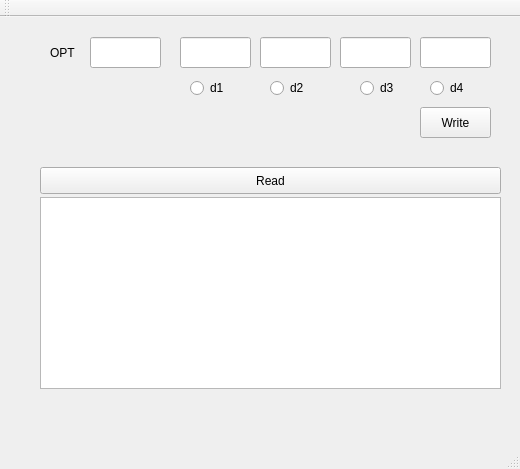
This is src/ui/mainwindow.ui in joonaspessi/rotfl as Qt 5 draws it before an edit. The edited form follows.
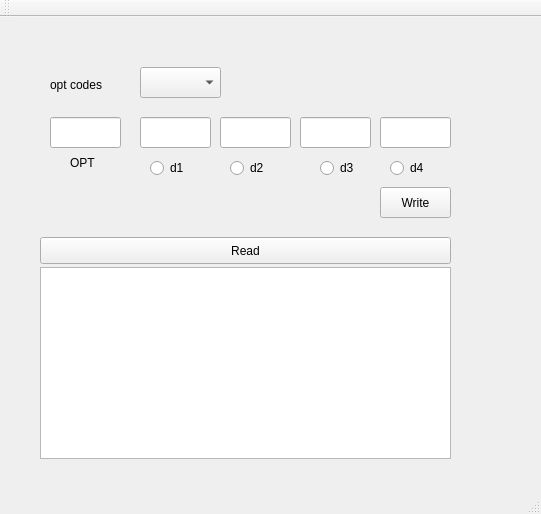
This is the edited form.

```diff
--- a/src/ui/mainwindow.ui
+++ b/src/ui/mainwindow.ui
@@ -6,8 +6,8 @@
    <rect>
     <x>0</x>
     <y>0</y>
-    <width>520</width>
-    <height>469</height>
+    <width>541</width>
+    <height>514</height>
    </rect>
   </property>
   <property name="windowTitle">
@@ -17,8 +17,8 @@
    <widget class="QPushButton" name="pushButton">
     <property name="geometry">
      <rect>
-      <x>420</x>
-      <y>90</y>
+      <x>380</x>
+      <y>170</y>
       <width>71</width>
       <height>31</height>
      </rect>
@@ -31,8 +31,8 @@
     <property name="geometry">
      <rect>
       <x>40</x>
-      <y>180</y>
-      <width>461</width>
+      <y>250</y>
+      <width>411</width>
       <height>192</height>
      </rect>
     </property>
@@ -41,8 +41,8 @@
     <property name="geometry">
      <rect>
       <x>40</x>
-      <y>150</y>
-      <width>461</width>
+      <y>220</y>
+      <width>411</width>
       <height>27</height>
      </rect>
     </property>
@@ -53,18 +53,21 @@
    <widget class="QLineEdit" name="lineEdit">
     <property name="geometry">
      <rect>
-      <x>90</x>
-      <y>20</y>
+      <x>50</x>
+      <y>100</y>
       <width>71</width>
       <height>31</height>
      </rect>
     </property>
+    <property name="readOnly">
+     <bool>true</bool>
+    </property>
    </widget>
    <widget class="QLabel" name="label">
     <property name="geometry">
      <rect>
-      <x>50</x>
-      <y>20</y>
+      <x>70</x>
+      <y>130</y>
       <width>41</width>
       <height>31</height>
      </rect>
@@ -76,8 +79,8 @@
    <widget class="QLineEdit" name="lineEdit_2">
     <property name="geometry">
      <rect>
-      <x>180</x>
-      <y>20</y>
+      <x>140</x>
+      <y>100</y>
       <width>71</width>
       <height>31</height>
      </rect>
@@ -86,8 +89,8 @@
    <widget class="QRadioButton" name="radioButton">
     <property name="geometry">
      <rect>
-      <x>190</x>
-      <y>60</y>
+      <x>150</x>
+      <y>140</y>
       <width>41</width>
       <height>22</height>
      </rect>
@@ -102,8 +105,8 @@
    <widget class="QRadioButton" name="radioButton_2">
     <property name="geometry">
      <rect>
-      <x>270</x>
-      <y>60</y>
+      <x>230</x>
+      <y>140</y>
       <width>41</width>
       <height>22</height>
      </rect>
@@ -118,8 +121,8 @@
    <widget class="QLineEdit" name="lineEdit_3">
     <property name="geometry">
      <rect>
-      <x>260</x>
-      <y>20</y>
+      <x>220</x>
+      <y>100</y>
       <width>71</width>
       <height>31</height>
      </rect>
@@ -128,9 +131,9 @@
    <widget class="QRadioButton" name="radioButton_3">
     <property name="geometry">
      <rect>
-      <x>360</x>
-      <y>60</y>
-      <width>41</width>
+      <x>320</x>
+      <y>140</y>
+      <width>51</width>
       <height>22</height>
      </rect>
     </property>
@@ -144,8 +147,8 @@
    <widget class="QLineEdit" name="lineEdit_4">
     <property name="geometry">
      <rect>
-      <x>340</x>
-      <y>20</y>
+      <x>300</x>
+      <y>100</y>
       <width>71</width>
       <height>31</height>
      </rect>
@@ -154,9 +157,9 @@
    <widget class="QRadioButton" name="radioButton_4">
     <property name="geometry">
      <rect>
-      <x>430</x>
-      <y>60</y>
-      <width>41</width>
+      <x>390</x>
+      <y>140</y>
+      <width>51</width>
       <height>22</height>
      </rect>
     </property>
@@ -170,13 +173,36 @@
    <widget class="QLineEdit" name="lineEdit_5">
     <property name="geometry">
      <rect>
-      <x>420</x>
-      <y>20</y>
+      <x>380</x>
+      <y>100</y>
       <width>71</width>
       <height>31</height>
      </rect>
     </property>
    </widget>
+   <widget class="QComboBox" name="comboBox">
+    <property name="geometry">
+     <rect>
+      <x>140</x>
+      <y>50</y>
+      <width>81</width>
+      <height>31</height>
+     </rect>
+    </property>
+   </widget>
+   <widget class="QLabel" name="opt_info_label">
+    <property name="geometry">
+     <rect>
+      <x>50</x>
+      <y>60</y>
+      <width>66</width>
+      <height>16</height>
+     </rect>
+    </property>
+    <property name="text">
+     <string>opt codes</string>
+    </property>
+   </widget>
   </widget>
   <widget class="QMenuBar" name="menuBar">
    <property name="geometry">
@@ -193,7 +219,7 @@
     <enum>TopToolBarArea</enum>
    </attribute>
    <attribute name="toolBarBreak">
-    <bool>false</bool>
+    <bool>true</bool>
    </attribute>
   </widget>
   <widget class="QStatusBar" name="statusBar"/>
```
Left out of the diff: 10 changed lines with no effect on the pictures.
